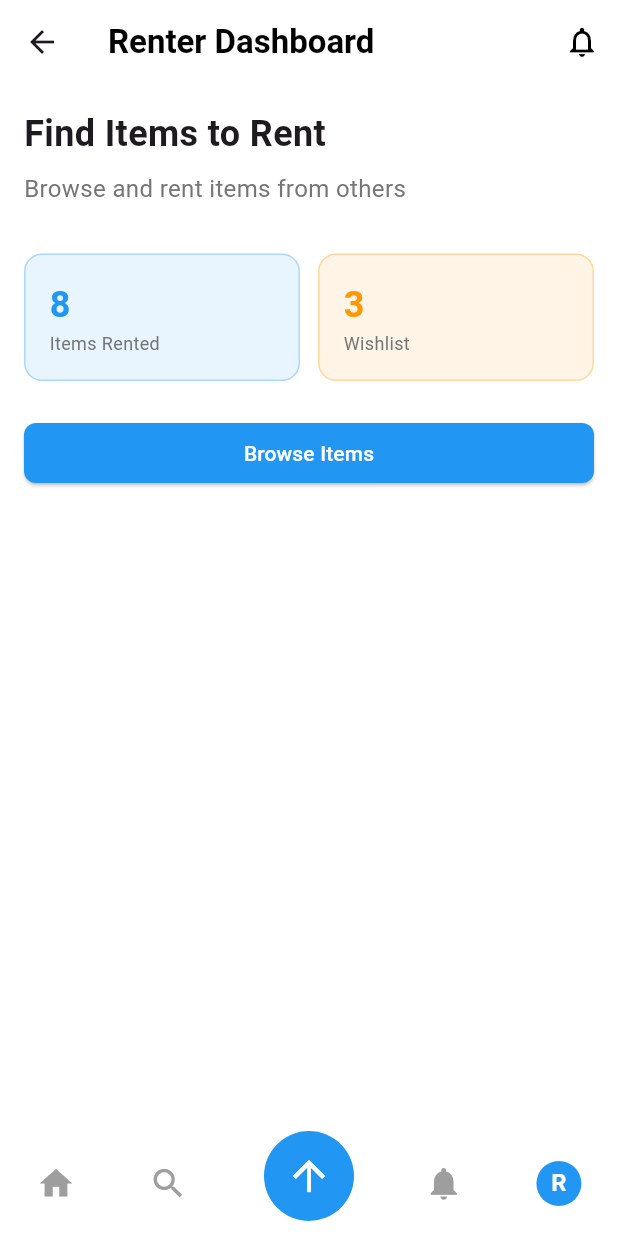
After one commit to SECJ3623-MAP-25261/map-group-project-rockhopper, a Flutter app: the RenterScreen screen opened directly, on a phone screen of 412 x 824 dp. The commit adds this screen. Run offline on Flutter 3.47's test engine with Material 3 defaults, Android fonts, the phone set to English and light mode, and no system bars.

Commit message:
combine code

```diff
--- /dev/null
+++ b/lib/muzhaffar/renter_screen.dart
@@ -0,0 +1,293 @@
+import 'package:flutter/material.dart';
+import 'role_switch_bottom_sheet.dart';
+
+class RenterScreen extends StatefulWidget {
+  const RenterScreen({Key? key}) : super(key: key);
+
+  @override
+  State<RenterScreen> createState() => _RenterScreenState();
+}
+
+class _RenterScreenState extends State<RenterScreen> {
+  String _currentRole = 'renter'; // Default role is RENTER (borrower)
+
+  final Map<String, Map<String, dynamic>> _roleData = {
+    'renter': {
+      'name': 'Renter', // Borrower - rents items
+      'email': 'user@pinjamtech.com',
+      'color': Colors.blue,
+    },
+    'rentee': {
+      'name': 'Rentee', // Lender - rents out items
+      'email': 'user@pinjamtech.com',
+      'color': Colors.green,
+    },
+  };
+
+  void _switchRole(String newRole) {
+    setState(() {
+      _currentRole = newRole;
+    });
+    Navigator.of(context).pop();
+  }
+
+  void _showRoleSwitchSheet() {
+    showModalBottomSheet(
+      context: context,
+      backgroundColor: Colors.white,
+      shape: const RoundedRectangleBorder(
+        borderRadius: BorderRadius.vertical(top: Radius.circular(16)),
+      ),
+      builder: (context) {
+        return RoleSwitchBottomSheet(
+          currentRole: _currentRole,
+          roleData: _roleData,
+          onSwitchRole: _switchRole,
+        );
+      },
+    );
+  }
+
+  @override
+  Widget build(BuildContext context) {
+    return Scaffold(
+      backgroundColor: Colors.white,
+      appBar: AppBar(
+        backgroundColor: Colors.white,
+        elevation: 0,
+        title: Text(
+          _currentRole == 'renter' ? 'Renter Dashboard' : 'Rentee Dashboard',
+          style: const TextStyle(
+            color: Colors.black,
+            fontWeight: FontWeight.bold,
+          ),
+        ),
+        actions: [
+          IconButton(
+            icon: const Icon(Icons.notifications_outlined, color: Colors.black),
+            onPressed: () {
+              // TODO: Implement notifications
+            },
+          ),
+        ],
+      ),
+      body: _buildContent(),
+      bottomNavigationBar: _buildBottomNavigationBar(),
+    );
+  }
+
+  Widget _buildContent() {
+    return Padding(
+      padding: const EdgeInsets.all(16.0),
+      child: Column(
+        crossAxisAlignment: CrossAxisAlignment.start,
+        children: [
+          // Simple welcome message based on role
+          Text(
+            _currentRole == 'renter'
+                ? 'Find Items to Rent'
+                : 'Manage Your Items',
+            style: const TextStyle(
+              fontSize: 24,
+              fontWeight: FontWeight.bold,
+            ),
+          ),
+          const SizedBox(height: 8),
+          Text(
+            _currentRole == 'renter'
+                ? 'Browse and rent items from others'
+                : 'List your items and manage rentals',
+            style: TextStyle(
+              color: Colors.grey[600],
+              fontSize: 16,
+            ),
+          ),
+          const SizedBox(height: 32),
+
+          // Role-specific simple content
+          if (_currentRole == 'renter') _buildRenterContent(), // Borrower sees available items
+          if (_currentRole == 'rentee') _buildRenteeContent(), // Lender sees their listed items
+        ],
+      ),
+    );
+  }
+
+  Widget _buildRenterContent() {
+    return Expanded(
+      child: Column(
+        children: [
+          // Quick stats for renter (borrower)
+          Row(
+            children: [
+              _buildStatCard('Items Rented', '8', Colors.blue),
+              const SizedBox(width: 12),
+              _buildStatCard('Wishlist', '3', Colors.orange),
+            ],
+          ),
+          const SizedBox(height: 24),
+
+          // Browse items button
+          SizedBox(
+            width: double.infinity,
+            child: ElevatedButton(
+              onPressed: () {
+                // TODO: Browse items functionality
+              },
+              style: ElevatedButton.styleFrom(
+                backgroundColor: Colors.blue,
+                shape: RoundedRectangleBorder(
+                  borderRadius: BorderRadius.circular(8),
+                ),
+              ),
+              child: const Text(
+                'Browse Items',
+                style: TextStyle(color: Colors.white),
+              ),
+            ),
+          ),
+        ],
+      ),
+    );
+  }
+
+  Widget _buildRenteeContent() {
+    return Expanded(
+      child: Column(
+        children: [
+          // Quick stats for rentee (lender)
+          Row(
+            children: [
+              _buildStatCard('Items Listed', '5', Colors.green),
+              const SizedBox(width: 12),
+              _buildStatCard('Active Rentals', '3', Colors.blue),
+            ],
+          ),
+          const SizedBox(height: 24),
+
+          // Add item button
+          SizedBox(
+            width: double.infinity,
+            child: ElevatedButton(
+              onPressed: () {
+                // TODO: Add item functionality
+              },
+              style: ElevatedButton.styleFrom(
+                backgroundColor: Colors.green,
+                shape: RoundedRectangleBorder(
+                  borderRadius: BorderRadius.circular(8),
+                ),
+              ),
+              child: const Text(
+                'Add New Item',
+                style: TextStyle(color: Colors.white),
+              ),
+            ),
+          ),
+        ],
+      ),
+    );
+  }
+
+  Widget _buildStatCard(String title, String value, Color color) {
+    return Expanded(
+      child: Container(
+        padding: const EdgeInsets.all(16),
+        decoration: BoxDecoration(
+          color: color.withOpacity(0.1),
+          borderRadius: BorderRadius.circular(12),
+          border: Border.all(color: color.withOpacity(0.3)),
+        ),
+        child: Column(
+          crossAxisAlignment: CrossAxisAlignment.start,
+          children: [
+            Text(
+              value,
+              style: TextStyle(
+                fontSize: 24,
+                fontWeight: FontWeight.bold,
+                color: color,
+              ),
+            ),
+            Text(
+              title,
+              style: TextStyle(
+                color: Colors.grey[600],
+                fontSize: 12,
+              ),
+            ),
+          ],
+        ),
+      ),
+    );
+  }
+
+Widget _buildBottomNavigationBar() {
+  return SizedBox(
+    height: 80,
+    child: Stack(
+      alignment: Alignment.center,
+      children: [
+        // Background bar
+        Positioned(
+          bottom: 0,
+          left: 0,
+          right: 0,
+          child: Container(
+            height: 70,
+            color: Colors.white,
+            child: Row(
+              mainAxisAlignment: MainAxisAlignment.spaceAround,
+              children: [
+                // Left group
+                _buildNavIcon(Icons.home),
+                _buildNavIcon(Icons.search),
+
+                const SizedBox(width: 60), // space for center button
+
+                // Right group
+                _buildNavIcon(Icons.notifications),
+                _buildProfileNavItemIcon(),
+              ],
+            ),
+          ),
+        ),
+
+        // Center large button
+        Positioned(
+          bottom: 10,
+          child: GestureDetector(
+            onTap: () {},
+            child: Container(
+              width: 60,
+              height: 60,
+              decoration: BoxDecoration(
+                shape: BoxShape.circle,
+                color: _roleData[_currentRole]!['color'],
+              ),
+              child: const Icon(Icons.arrow_upward, color: Colors.white, size: 32),
+            ),
+          ),
+        ),
+      ],
+    ),
+  );
+}
+
+Widget _buildNavIcon(IconData icon) {
+  return Icon(icon, color: Colors.grey, size: 26);
+}
+
+Widget _buildProfileNavItemIcon() {
+  return GestureDetector(
+    onLongPress: _showRoleSwitchSheet,
+    child: CircleAvatar(
+      radius: 15,
+      backgroundColor: _roleData[_currentRole]!['color'],
+      child: Text(
+        _currentRole == 'renter' ? 'R' : 'E',
+        style: const TextStyle(color: Colors.white, fontWeight: FontWeight.bold),
+      ),
+    ),
+  );
+}
+}
--- a/pubspec.yaml
+++ b/pubspec.yaml
@@ -15,6 +15,7 @@ dependencies:
 dev_dependencies:
   flutter_test:
     sdk: flutter
+  flutter_lints: ^2.0.0
 
 flutter:
   uses-material-design: true
```
Also changed, not shown: lib/amira/homepage/bottombar.dart (deleted, +0 -72 lines), lib/amira/homepage/home_page.dart (+5 -5 lines), lib/muzhaffar/renter_home.dart (added, +27 -0 lines), lib/muzhaffar/role_navbar.dart (added, +46 -0 lines), lib/muzhaffar/role_switch_bottom_sheet.dart (added, +130 -0 lines), pubspec.lock.
